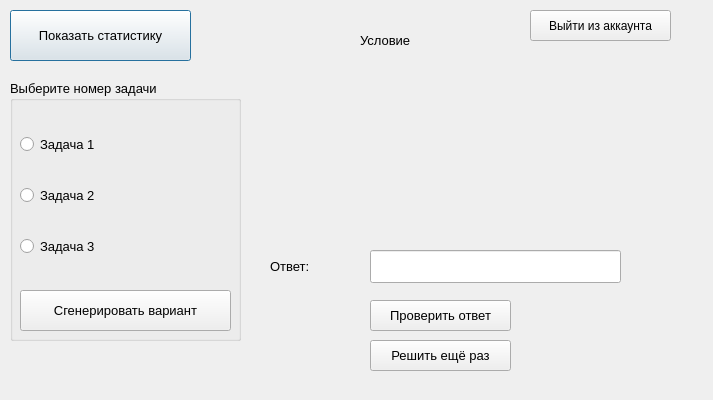
Above: Client/task.ui from wilssuur/project before the change. Below: the same form after it.
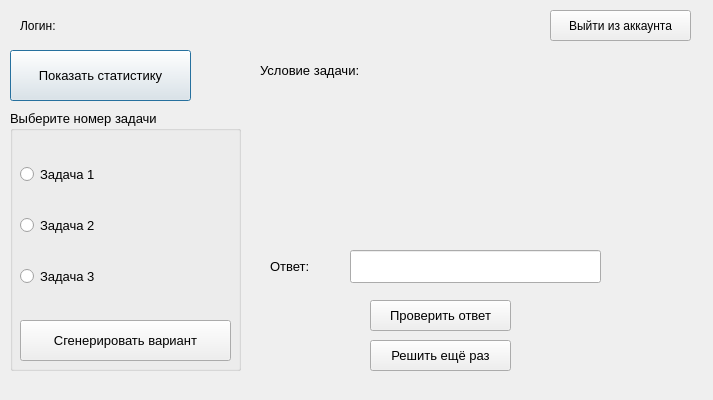
That is the form after the change.

The edit to the form file:
```diff
--- a/Client/task.ui
+++ b/Client/task.ui
@@ -17,7 +17,7 @@
    <property name="geometry">
     <rect>
      <x>10</x>
-     <y>10</y>
+     <y>50</y>
      <width>181</width>
      <height>51</height>
     </rect>
@@ -34,7 +34,7 @@
   <widget class="QPushButton" name="leavaccountButton">
    <property name="geometry">
     <rect>
-     <x>530</x>
+     <x>550</x>
      <y>10</y>
      <width>141</width>
      <height>31</height>
@@ -53,7 +53,7 @@
    <property name="geometry">
     <rect>
      <x>10</x>
-     <y>80</y>
+     <y>110</y>
      <width>231</width>
      <height>261</height>
     </rect>
@@ -121,10 +121,10 @@
   <widget class="QLabel" name="labeltask">
    <property name="geometry">
     <rect>
-     <x>360</x>
-     <y>70</y>
-     <width>261</width>
-     <height>161</height>
+     <x>260</x>
+     <y>80</y>
+     <width>411</width>
+     <height>81</height>
     </rect>
    </property>
    <property name="font">
@@ -159,7 +159,7 @@
     <rect>
      <x>520</x>
      <y>300</y>
-     <width>101</width>
+     <width>141</width>
      <height>31</height>
     </rect>
    </property>
@@ -199,7 +199,7 @@
   <widget class="QLineEdit" name="answerEdit">
    <property name="geometry">
     <rect>
-     <x>370</x>
+     <x>350</x>
      <y>250</y>
      <width>251</width>
      <height>33</height>
@@ -232,8 +232,8 @@
   <widget class="QLabel" name="labeltaskname">
    <property name="geometry">
     <rect>
-     <x>360</x>
-     <y>30</y>
+     <x>260</x>
+     <y>60</y>
      <width>101</width>
      <height>20</height>
     </rect>
@@ -244,16 +244,86 @@
     </font>
    </property>
    <property name="text">
-    <string>Условие</string>
+    <string>Условие задачи:</string>
    </property>
   </widget>
   <widget class="QLabel" name="labelvariant">
    <property name="geometry">
     <rect>
-     <x>370</x>
+     <x>270</x>
+     <y>160</y>
+     <width>231</width>
+     <height>31</height>
+    </rect>
+   </property>
+   <property name="font">
+    <font>
+     <pointsize>10</pointsize>
+    </font>
+   </property>
+   <property name="text">
+    <string/>
+   </property>
+  </widget>
+  <widget class="QLabel" name="labellogint">
+   <property name="geometry">
+    <rect>
+     <x>70</x>
+     <y>15</y>
+     <width>61</width>
+     <height>21</height>
+    </rect>
+   </property>
+   <property name="text">
+    <string/>
+   </property>
+  </widget>
+  <widget class="QLabel" name="labeledges">
+   <property name="geometry">
+    <rect>
+     <x>290</x>
+     <y>180</y>
+     <width>561</width>
+     <height>51</height>
+    </rect>
+   </property>
+   <property name="text">
+    <string/>
+   </property>
+  </widget>
+  <widget class="QLabel" name="labelcount">
+   <property name="geometry">
+    <rect>
+     <x>687</x>
+     <y>370</y>
+     <width>20</width>
+     <height>20</height>
+    </rect>
+   </property>
+   <property name="text">
+    <string/>
+   </property>
+  </widget>
+  <widget class="QLabel" name="label">
+   <property name="geometry">
+    <rect>
+     <x>20</x>
+     <y>20</y>
+     <width>37</width>
+     <height>12</height>
+    </rect>
+   </property>
+   <property name="text">
+    <string>Логин:</string>
+   </property>
+  </widget>
+  <widget class="QLabel" name="labele">
+   <property name="geometry">
+    <rect>
+     <x>270</x>
      <y>190</y>
-     <width>261</width>
-     <height>33</height>
+     <width>37</width>
+     <height>31</height>
     </rect>
    </property>
    <property name="font">
```
Left out of the diff: 7 changed lines with no effect on the pictures.
